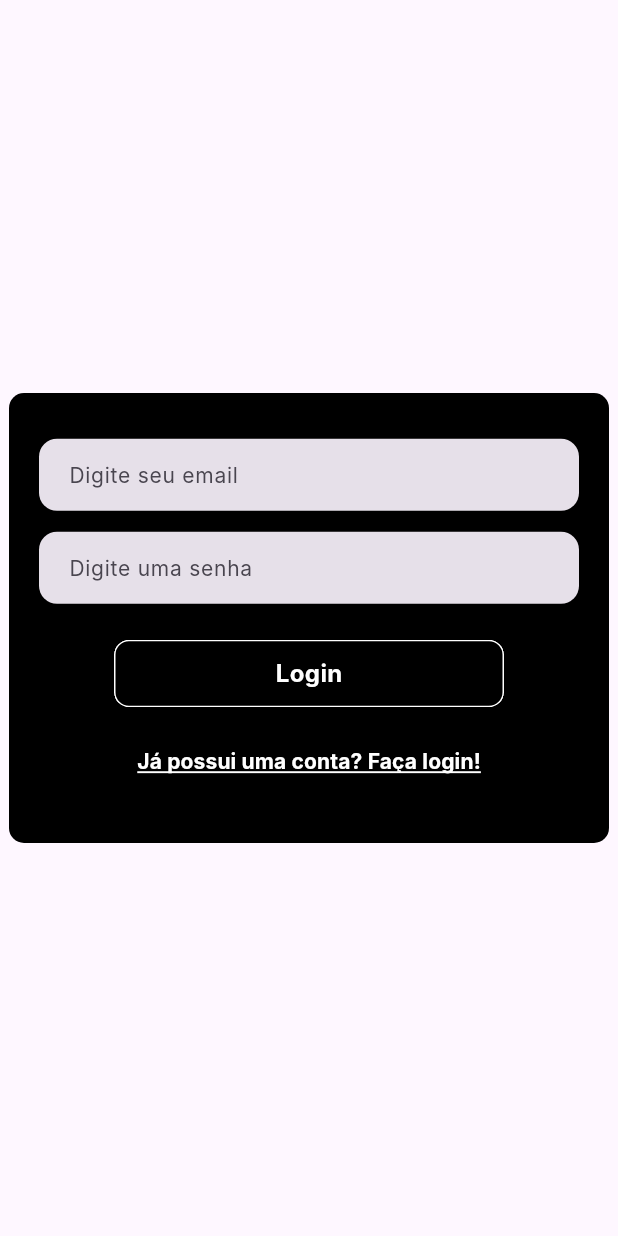
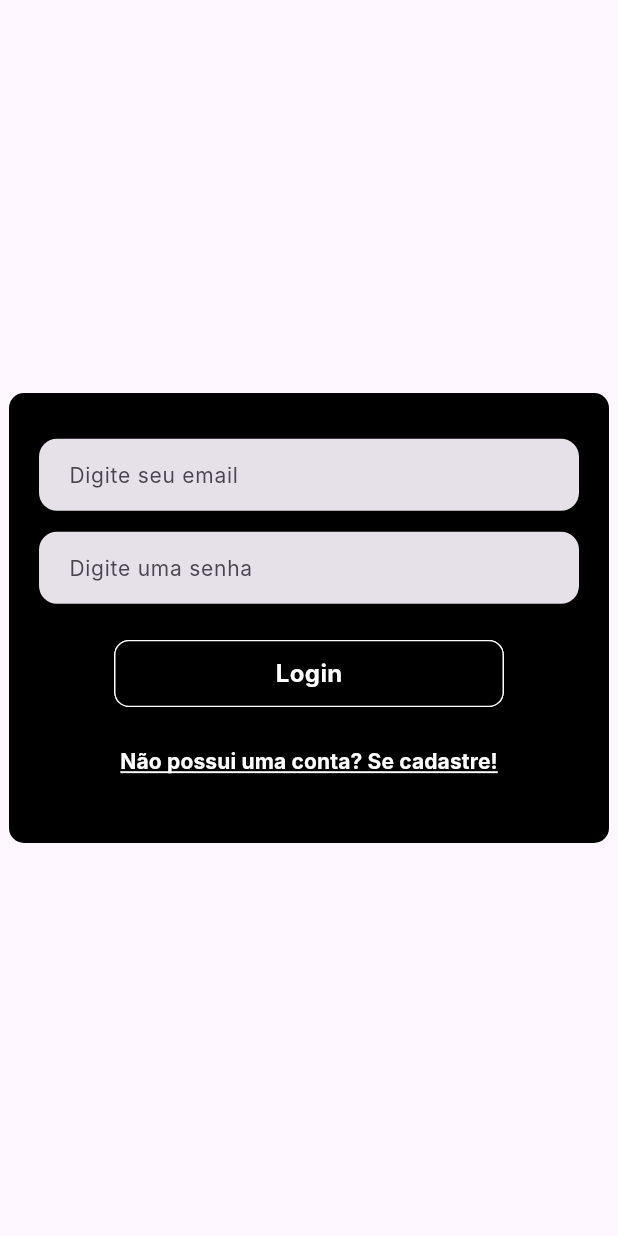
Before and after one commit to KalebLight/indexator, a Flutter app: the screen it shows after launch, on a phone screen of 412 x 824 dp. Run offline on Flutter 3.47's test engine with Material 3 defaults, Android fonts, the phone set to English and light mode, and no system bars; our stand-ins replace dartz, dio, flutter_modular, mobx, shared_preferences; Roboto replaces fonts that are missing (Inter).

```diff
--- a/lib/app/modules/auth/pages/login_page.dart
+++ b/lib/app/modules/auth/pages/login_page.dart
@@ -62,7 +62,7 @@ class _LoginPageState extends State<LoginPage> {
                       onPressed: () {
                         loginController.goToSignUp();
                       },
-                      child: Text('Já possui uma conta? Faça login!', style: FontData.textLink()),
+                      child: Text('Não possui uma conta? Se cadastre!', style: FontData.textLink()),
                     ),
                   ],
                 ),
```
Also changed, not shown: lib/app/modules/auth/repositories/auth_repository.dart (+11 -7 lines).
